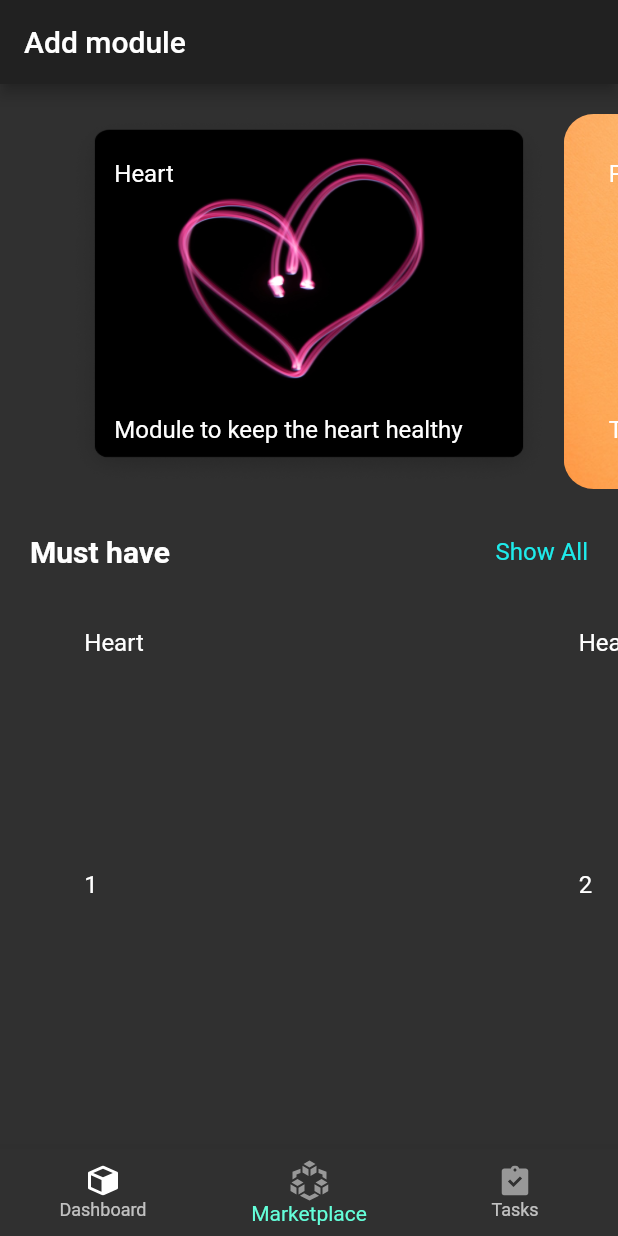
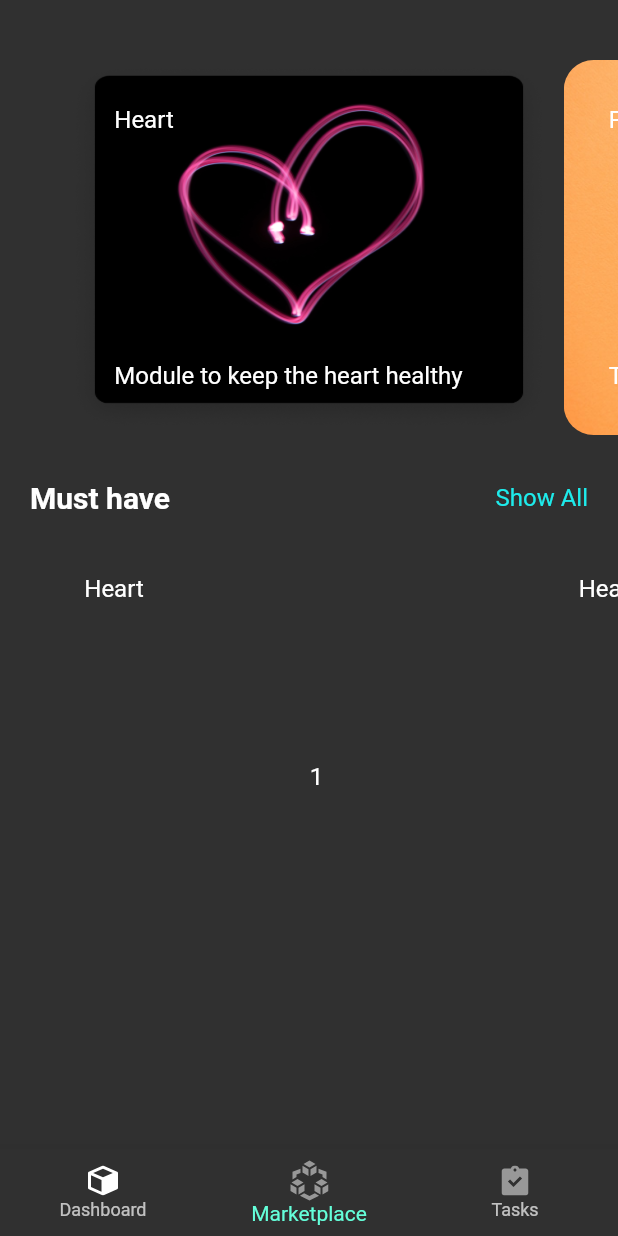
Before and after one commit to gauthamns/biohack20, a Flutter app: the screen it shows after launch, item 2 of the bottom bar chosen, on a phone screen of 412 x 824 dp. Run offline on Flutter 3.47's test engine with Material 2 defaults, Android fonts, the phone set to English and light mode, and no system bars; drawn by our look-alikes of carousel_slider; our stand-ins replace dropdown_formfield, flutter_svg, introduction_screen, shared_preferences, splashscreen; accounts and stored records are empty.

Commit message:
UI aesthetic

```diff
--- a/lib/app/dashboard/main_page.dart
+++ b/lib/app/dashboard/main_page.dart
@@ -7,6 +7,8 @@ import 'package:hack20/app/tasks/tasks_main_page.dart';
 import 'package:hack20/config/prefs.dart';
 import 'package:hack20/widgets/common/app_bar.dart';
 import 'package:hack20/widgets/common/navigation_icon_view.dart';
+
+import '../../splash_screen.dart';
 
 class MainPage extends StatefulWidget {
   static const int pageMarketplace = 1;
@@ -50,7 +52,8 @@ class _State extends State<MainPage> with TickerProviderStateMixin {
   @override
   Widget build(BuildContext context) {
     if (isLoading) {
-      return SplashWidget();
+//      return SplashWidget();
+      return Splashscreen();
     }
 
     return dashboardWidget();
--- a/lib/app/marketplace/market_main_page.dart
+++ b/lib/app/marketplace/market_main_page.dart
@@ -10,6 +10,7 @@ class MarketMainPage extends StatelessWidget {
     return SingleChildScrollView(
       child: Column(
         children: [
+          SizedBox(height: 20,),
           Container(
               child: Padding(
             padding: const EdgeInsets.only(top: 20.0),
@@ -135,7 +136,7 @@ class MarketMainPage extends StatelessWidget {
                           ),
                           Expanded(
                             child: Align(
-                              alignment: Alignment.bottomLeft,
+                              alignment: Alignment.center,
                               child: Padding(
                                 padding: const EdgeInsets.only(
                                     left: 10.0, bottom: 10.0),
--- a/lib/widgets/common/app_bar.dart
+++ b/lib/widgets/common/app_bar.dart
@@ -29,10 +29,10 @@ PreferredSizeWidget appBar(
     );
   }
 
-  return AppBar(
-    key: key,
-    title: title,
-    automaticallyImplyLeading: true,
-    backgroundColor: backgroundColor,
-  );
+//  return AppBar(
+//    key: key,
+//    title: title,
+//    automaticallyImplyLeading: true,
+//    backgroundColor: backgroundColor,
+//  );
 }
```
Also changed, not shown: lib/main.dart (+3 -66 lines), lib/splash_screen.dart (+32 -32 lines).
